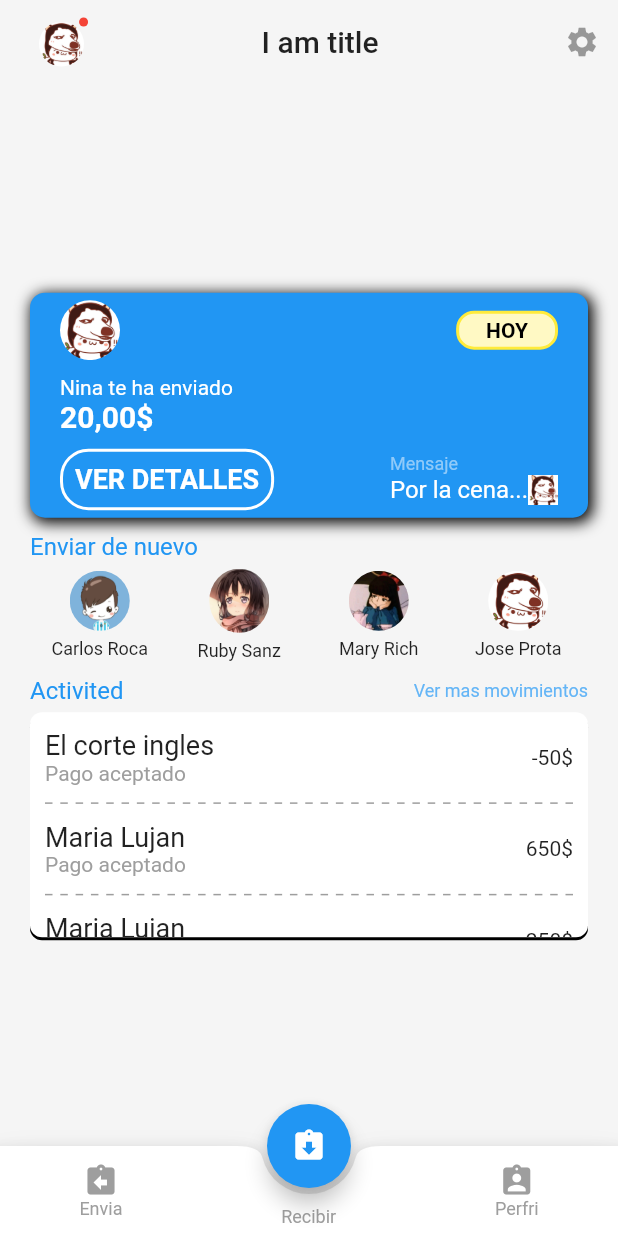
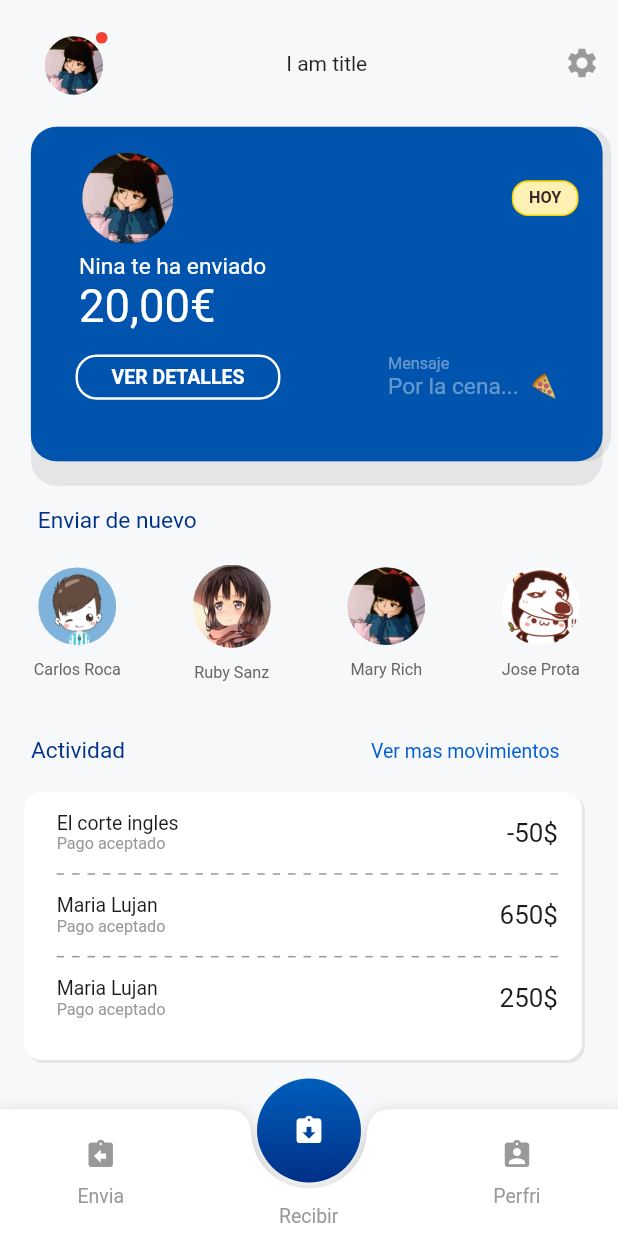
Before and after one commit to chyund/flutter, a Flutter app: the screen it shows after launch, on a phone screen of 412 x 824 dp. Run offline on Flutter 3.47's test engine with Material 2 defaults, Android fonts, the phone set to English and light mode, and no system bars; our stand-ins replace dio, flutter_swiper, permission_handler; missing offline and left inert: fimber, flutter_ble_lib.

Commit message:
界面修改

```diff
--- a/lib/ViewUtils.dart
+++ b/lib/ViewUtils.dart
@@ -37,7 +37,7 @@ class RoundImage extends StatelessWidget {
             Positioned(
               child: ClipOval(
                 child: Image(
-                  image: AssetImage("images/avatar.jpeg"),
+                  image: AssetImage(imageSrc),
                   width: width,
                   fit: BoxFit.cover,
                 ),
@@ -136,3 +136,31 @@ class MySeparator extends StatelessWidget {
     );
   }
 }
+
+class MyFloatButton extends StatelessWidget{
+  final double width;
+  final double height;
+  final Widget child;
+  final VoidCallback onPressed;
+  final Color color;
+
+  MyFloatButton({this.width=50, this.height=50, this.child, this.onPressed, this.color});
+
+  @override
+  Widget build(BuildContext context) {
+    // TODO: implement build
+    return GestureDetector(
+      onTap: onPressed,
+      child: Container(
+        height: height,
+        width: width,
+        decoration: BoxDecoration(
+          borderRadius: BorderRadius.circular(height/2),
+          gradient: LinearGradient(colors:[Color(0xff005EBC),Color(0xff003087)],begin: Alignment.topCenter, end: Alignment.bottomCenter)
+        ),
+        child: child,
+      ),
+    );
+  }
+
+}
--- a/lib/main.dart
+++ b/lib/main.dart
@@ -5,6 +5,7 @@ import 'package:flutter/services.dart';
 import 'NewRecoder.dart';
 import 'bluetooth/bluetoothPage.dart';
 import 'banners.dart';
+import 'dart:math';
 
 void main() {
   runApp(MyApp());
@@ -20,7 +21,7 @@ class MyApp extends StatelessWidget {
       title: "MaterialApp",
       theme: ThemeData(
         primaryColor: Colors.grey[100],
-        scaffoldBackgroundColor: Colors.grey[100]
+        scaffoldBackgroundColor: Color(0xFFF6f8fA),
       ),
       home:  MainHome()
     );
@@ -38,6 +39,8 @@ class MainHome extends StatefulWidget{
 
 class MainHomeState extends State<MainHome> {
   final List<RecodeItem> items = [];
+  var scaleX;
+  var scaleY;
 
   MainHomeState(){
     items.add(RecodeItem("El corte ingles","Pago aceptado","-50\$"));
@@ -49,92 +52,128 @@ class MainHomeState extends State<MainHome> {
     // TODO: implement build
     return DecoratedBox(
       decoration: BoxDecoration(
-          color: Colors.blue[500],
-          borderRadius: BorderRadius.circular(10),
+          color: Color(0xFF0054AE),
+          borderRadius: BorderRadius.circular(15*scaleX),
           boxShadow: [
             BoxShadow(
-                offset: Offset(2.0,2.0),
-              blurRadius: 8,
-              spreadRadius: 1,
-            )
+                offset: Offset(0,0),
+              blurRadius: 0,
+              spreadRadius: 0,
+              color: Color(0x14000000)
+            ),
+            BoxShadow(
+                offset: Offset(0,0),
+                blurRadius: 0,
+                spreadRadius: 0,
+                color: Color(0x14000000)
+            ),
+            BoxShadow(
+                offset: Offset(5*scaleX,0),
+                blurRadius: 0,
+                color: Color(0x14000000)
+            ),
+            BoxShadow(
+                offset: Offset(0,15*scaleY),
+                blurRadius: 0,
+                spreadRadius: 0,
+                color: Color(0x14000000)
+            ),
           ]
       ),
+      child: Padding(
+        padding: EdgeInsets.only(left: 8*scaleX, top: 16*scaleY),
         child: Container(
-        height: 150,
-        child: Padding(
-          padding: EdgeInsets.symmetric(horizontal: 20),
+          height: 190*scaleY,
+          width: 325*scaleX,
           child: Column(
-            mainAxisAlignment: MainAxisAlignment.center,
             crossAxisAlignment: CrossAxisAlignment.start,
             children: [
               Padding(
                 child: Row(
                   children: [
-                    RoundImage(showDot: false, width: 40,),
+                    RoundImage(showDot: false, width: 56*scaleY, imageSrc: 'images/avatar3.jpeg',),
                     Expanded(child: Container()
                     ),
                     RectangleText(text: "HOY",
-                      fillColor: Colors.yellow[100],
-                      strokeColor: Colors.yellow,
-                      width: 20,
-                      height: 5,
-                      textSize: 14,
+                      fillColor: Color(0xFFFFF0B4),
+                      strokeColor: Color(0xFFFFD202),
+                      textColor: Color(0xFF3A2424),
+                      strokeWidth: 1*scaleY,
+                      width: 10*scaleX,
+                      height: 5*scaleY,
+                      textSize: 10*scaleY,
                     ),
                   ],
                 ),
-                padding: EdgeInsets.only(bottom: 10),
+                padding: EdgeInsets.only(left: 22*scaleX, right: 14*scaleX),
               ),
-              Text(
-                "Nina te ha enviado",
+              Padding(
+                padding: EdgeInsets.only(left: 20*scaleX, top: 6*scaleY),
+                child: Text(
+                  "Nina te ha enviado ",
                   style: TextStyle(
                     color: Colors.white,
-                    fontSize: 14
+                    fontSize: 14*scaleY,
                   ),
-              ),
-              Text(
-                "20,00\$",
-                style: TextStyle(
-                    color: Colors.white,
-                    fontWeight: FontWeight.bold,
-                    fontSize: 20
                 ),
               ),
               Padding(
-                padding: EdgeInsets.only(top: 10),
+                padding: EdgeInsets.only(left: 20*scaleX),
+                child: Text(
+                  "20,00€",
+                  style: TextStyle(
+                      color: Colors.white,
+                      fontSize: 28*scaleY,
+                  ),
+                ),
+              ),
+              Padding(
+                padding: EdgeInsets.only(left:18*scaleX, top: 12*scaleY),
                 child: Row(
                   children: [
                     RectangleText(
                       text: "VER DETALLES",
                       strokeColor: Colors.white,
                       textColor: Colors.white,
-                      width:  10,
-                      height: 10,
+                      width:  21*scaleX,
+                      height: 7*scaleY,
+                      strokeWidth: 1.5*scaleY,
+                      textSize: 12*scaleY,
                     ),
-                    Expanded(child: Container(),),
-                    Column(
+                    Expanded(child: Container()),
+                    Padding(
+                      padding: EdgeInsets.only(right: 26*scaleX),
+                      child:  Column(
                         crossAxisAlignment: CrossAxisAlignment.start,
                         children: [
                           Text("Mensaje",
                             style: TextStyle(
-                              fontSize: 12,
-                              color: Colors.blue[200]
+                              fontSize: 10*scaleY,
+                              color: Color(0x64FFFFFF),
                             ),
                           ),
                           Row(
                             children: [
                               Text("Por la cena...",
                                 style: TextStyle(
-                                  fontSize: 16,
-                                  color: Colors.white
+                                    fontSize: 14*scaleY,
+                                  color: Color(0x64FFFFFF),
                                 ),
                               ),
-                            Image(
-                              image: AssetImage("images/avatar.jpeg"),
-                              width: 20,
-                            )
+                              Padding(
+                                padding: EdgeInsets.only(left: 3*scaleX),
+                                child: Text(
+                                    " 🍕",
+                                  style: TextStyle(
+                                    fontSize: 14*scaleY
+                                  ),
+                                ),
+                              ),
+
                             ],
                           )
                         ],
+                      ),
                     )
                   ],
                 ),
@@ -146,39 +185,21 @@ class MainHomeState extends State<MainHome> {
     );
   }
 
-  AppBar buildAppBar(BuildContext context){
-    return AppBar(
-      title: Row(
+  Widget buildBody(){
+    return Column(
+      crossAxisAlignment: CrossAxisAlignment.start,
       children: [
         Padding(
-            child: RoundImage(showDot: true, width: 30,),
-            padding: EdgeInsets.only(left: 10, right: 20),
+          padding: EdgeInsets.only(left: 18*scaleX),
+          child: buildMiddleCard(),
         ),
-          Expanded(child: Center(child: Text("I am title"),))
-        ],
-      ),
-      elevation: 0.0,
-      actions: [
-        IconButton(icon: Icon(Icons.settings))
-      ],
-    );
-  }
-
-  Widget buildBody(){
-    return Padding(
-      padding: EdgeInsets.symmetric(horizontal: 20, vertical: 10),
-        child: Column(
-          crossAxisAlignment: CrossAxisAlignment.start,
-          mainAxisAlignment: MainAxisAlignment.center,
-          children: [
-            buildMiddleCard(),
         Padding(
-              padding: EdgeInsets.only(top: 10, bottom: 5),
+          padding: EdgeInsets.only(left: 22*scaleX, top: 28*scaleY, bottom: 19*scaleY),
           child: Text(
             "Enviar de nuevo",
             style: TextStyle(
-                  fontSize: 16,
-                  color: Colors.blue[500],
+              fontSize: 14*scaleY,
+              color: Color(0xFF003087),
             ),
           ),
         ),
@@ -186,59 +207,62 @@ class MainHomeState extends State<MainHome> {
           children: [
             Expanded(child: Column(
               children: [
-                    RoundImage(showDot: false, imageSrc: "images/avatar1.jpeg",),
+                RoundImage(showDot: false, imageSrc: "images/avatar1.jpeg", width: 48*scaleY,),
                 Padding(
-                      padding: EdgeInsets.symmetric(vertical: 5),
-                      child: Text("Carlos Roca", style: TextStyle(fontSize: 12),),
+                  padding: EdgeInsets.only(top: 9*scaleY),
+                  child: Text("Carlos Roca", style: TextStyle(fontSize: 10*scaleY, color: Color(0xFF666666)),),
                 )
               ],
             )),
             Expanded(child: Column(
               children: [
-                    RoundImage(showDot: false, imageSrc: "images/avatar2.jpeg",),
+                RoundImage(showDot: false, imageSrc: "images/avatar2.jpeg", width: 48*scaleY),
                 Padding(
-                      padding: EdgeInsets.symmetric(vertical: 5),
-                      child: Text("Ruby Sanz", style: TextStyle(fontSize: 12),),
+                  padding: EdgeInsets.only(top: 9*scaleY),
+                  child: Text("Ruby Sanz", style: TextStyle(fontSize: 10*scaleY, color: Color(0xFF666666)),),
                 )
               ],
             )),
             Expanded(child: Column(
               children: [
-                    RoundImage(showDot: false, imageSrc: "images/avatar3.jpeg",),
+                RoundImage(showDot: false, imageSrc: "images/avatar3.jpeg", width: 48*scaleY),
                 Padding(
-                      padding: EdgeInsets.symmetric(vertical: 5,),
-                      child: Text("Mary Rich", style: TextStyle(fontSize: 12),),
+                  padding: EdgeInsets.only(top: 9*scaleY),
+                  child: Text("Mary Rich", style: TextStyle(fontSize: 10*scaleY, color: Color(0xFF666666)),),
                 )
               ],
             )),
             Expanded(child: Column(
               children: [
-                    RoundImage(showDot: false,),
+                RoundImage(showDot: false, width: 48*scaleY),
                 Padding(
-                      padding: EdgeInsets.symmetric(vertical: 5),
-                      child: Text("Jose Prota", style: TextStyle(fontSize: 12),),
+                  padding: EdgeInsets.only(top: 9*scaleY),
+                  child: Text("Jose Prota", style: TextStyle(fontSize: 10*scaleY, color: Color(0xFF666666)),),
                 )
               ],
             ),),
           ],
         ),
         Padding(
-              padding: EdgeInsets.only(top: 5, bottom: 5),
+          padding: EdgeInsets.only(left: 18*scaleX, top: 34*scaleY, bottom: 17*scaleY),
           child: Row(
             children: [
               Text(
-                    "Activited",
+                "Actividad",
                 style: TextStyle(
-                      fontSize: 16,
-                      color: Colors.blue[500],
+                  fontSize: 14*scaleY,
+                  color: Color(0xFF003087),
                 ),
               ),
               Expanded(child: Container()),
-                  Text(
+              Padding(
+                padding: EdgeInsets.only(right: 34*scaleX),
+                child: Text(
                   "Ver mas movimientos",
                   style: TextStyle(
-                      fontSize: 12,
-                      color: Colors.blue[300],
+                    fontSize: 12*scaleY,
+                    color: Color(0xff025ED7),
+                  ),
                 ),
               ),
             ],
@@ -246,20 +270,37 @@ class MainHomeState extends State<MainHome> {
         ),
         buildListView(),
       ],
-        ),
     );
   }
 
   @override
   Widget build(BuildContext context) {
+    scaleX = MediaQuery.of(context).size.width / 360;
+    scaleY = MediaQuery.of(context).size.height / 761;
 
       return Scaffold(
-        appBar: buildAppBar(context),
+        appBar: PreferredSize(
+          child: Container(
+            child: Row(
+              mainAxisAlignment: MainAxisAlignment.start,
+              crossAxisAlignment: CrossAxisAlignment.center,
+              children: [
+                Padding(
+                  child: RoundImage(showDot: true,imageSrc: 'images/avatar3.jpeg', width: 36*scaleY,),
+                  padding: EdgeInsets.only(left: 26*scaleX),
+                ),
+                Expanded(child: Center(child: Text("I am title"),)),
+                IconButton(icon: Icon(Icons.settings),),
+              ],
+            ),
+          ),
+          preferredSize: Size.fromHeight(78*scaleY),
+        ),
         body: buildBody(),
         bottomNavigationBar: BottomAppBar(
             shape: CircularNotchedRectangle(),
             child: Container(
-          height: 60,
+              height: 78*scaleY,
               child: Row(
                 mainAxisAlignment:MainAxisAlignment.spaceAround ,
                 children: [
@@ -271,12 +312,15 @@ class MainHomeState extends State<MainHome> {
                     },
                     child: Column(
                       mainAxisAlignment:MainAxisAlignment.center,
-                  children: [Icon(Icons.assignment_return, color: Colors.grey,), Text("Envia", style: TextStyle(fontSize: 12, color: Colors.grey),)],
+                      children: [Icon(Icons.assignment_return, color: Color(0xff999999), size: 20*scaleY,),
+                        Container(height:9*scaleY),
+                        Text("Envia", style: TextStyle(fontSize: 12*scaleY, color: Color(0xff999999)),)],
                     ),
                   ),
                   Column(
                     mainAxisAlignment:MainAxisAlignment.end,
-                children: [Padding(child: Text("Recibir", style: TextStyle(fontSize: 12, color: Colors.grey)), padding: EdgeInsets.only(bottom: 6),),],
+                    children: [Padding(child: Text("Recibir",
+                        style: TextStyle(fontSize: 12*scaleY, color:Color(0xff999999))), padding: EdgeInsets.only(bottom: 6),),],
                   ),
                   GestureDetector(
                     onTapUp: (v){
@@ -287,16 +331,17 @@ class MainHomeState extends State<MainHome> {
                     child: Column(
                       mainAxisAlignment:MainAxisAlignment.center,
                       children: [
-                      Icon(Icons.assignment_ind, color: Colors.grey),
-                      Text("Perfri", style: TextStyle(fontSize: 12, color: Colors.grey),)],
+                        Icon(Icons.assignment_ind, color: Color(0xff999999), size: 20*scaleY,),
+                        Container(height:9*scaleY),
+                        Text("Perfri", style: TextStyle(fontSize: 12*scaleY, color:Color(0xff999999)),)],
                     ),
                   ),
                 ],
               ),
             )
         ),
-      floatingActionButton: FloatingActionButton(
-        child: Icon(Icons.assignment_returned),
+        floatingActionButton: MyFloatButton(
+          child: Icon(Icons.assignment_returned, color: Colors.white,size: 20*scaleY,),
           onPressed: (){
             Navigator.of(context).push(MaterialPageRoute(builder: (context){
               return NewRecoder();
@@ -304,57 +349,69 @@ class MainHomeState extends State<MainHome> {
               items.add(value);
             });});
           },
+          width: 64*scaleY,
+          height: 64*scaleY,
+          color: Color(0xff003087),
         ),
-      floatingActionButtonLocation: FloatingActionButtonLocation.centerDocked,
+        floatingActionButtonLocation: CustomFloatingActionButtonLocation(FloatingActionButtonLocation.centerDocked,0,13*scaleY),
       );
     }
 
   Widget buildListView(){
-    return  Container(
-      height: 150,
+    return  Padding(
+      padding: EdgeInsets.only(left: 14*scaleX, right: 21*scaleX,),
+      child: Container(
+        height: 165*scaleY,
         decoration: BoxDecoration(
             color: Colors.white,
-        borderRadius: BorderRadius.circular(8),
+            borderRadius: BorderRadius.circular(10*scaleX),
             boxShadow: [BoxShadow(
-          offset: Offset(0, 2.0)
+                offset: Offset(2.0, 2.0),
+              color: Color(0x14000000)
             )]
         ),
-      padding: EdgeInsets.symmetric(horizontal: 10),
+        padding: EdgeInsets.only(left: 19*scaleX, right:14*scaleX),
         child: ListView.separated(
           itemBuilder: (BuildContext context, int index){
             RecodeItem item = items[index];
             return Container(
-            height: 60,
-            padding: EdgeInsets.symmetric(vertical: 5),
+              height: 50*scaleY,
+              //padding: EdgeInsets.symmetric(vertical: 5),
               child: Row(
                 children: [
                   Column(
                     crossAxisAlignment: CrossAxisAlignment.start,
                     mainAxisAlignment: MainAxisAlignment.center,
                     children: [
-                    Text(item.text1, style: TextStyle( fontSize: 18)),
-                    Text(item.text2, style: TextStyle( fontSize: 14, color: Colors.grey)),
+                      Text(item.text1, style: TextStyle( fontSize: 12*scaleY, color:Color(0xff1b1b1b))),
+                      Text(item.text2, style: TextStyle( fontSize: 10*scaleY, color: Color(0xff999999))),
                     ],
                   ),
                   Expanded(child: Container()),
-                Text(item.number),
+                  Text(item.number, style: TextStyle(fontSize: 16*scaleY, color:Color(0xff1b1b1b)),),
                 ],
               ),
             );
           },
           itemCount: items.length,
           separatorBuilder: (BuildContext context, int index){
-          return MySeparator(color: Colors.grey,);
+            return MySeparator(color: Color(0xff999999),);
           },
+        ),
       ),
     );
   }
 }
 
-/*
-, onPressed: (){
-          Navigator.push(context, MaterialPageRoute(builder: (context){
-            return DevicesListScreen();
-          }));
-        })
- */
+class CustomFloatingActionButtonLocation extends FloatingActionButtonLocation {
+  FloatingActionButtonLocation location;
+  double offsetX;    // X方向的偏移量
+  double offsetY;    // Y方向的偏移量
+  CustomFloatingActionButtonLocation(this.location, this.offsetX, this.offsetY);
+
+  @override
+  Offset getOffset(ScaffoldPrelayoutGeometry scaffoldGeometry) {
+    Offset offset = location.getOffset(scaffoldGeometry);
+    return Offset(offset.dx + offsetX, offset.dy + offsetY);
+  }
+}
```
Lines whose indentation alone changed are shown as unchanged.
